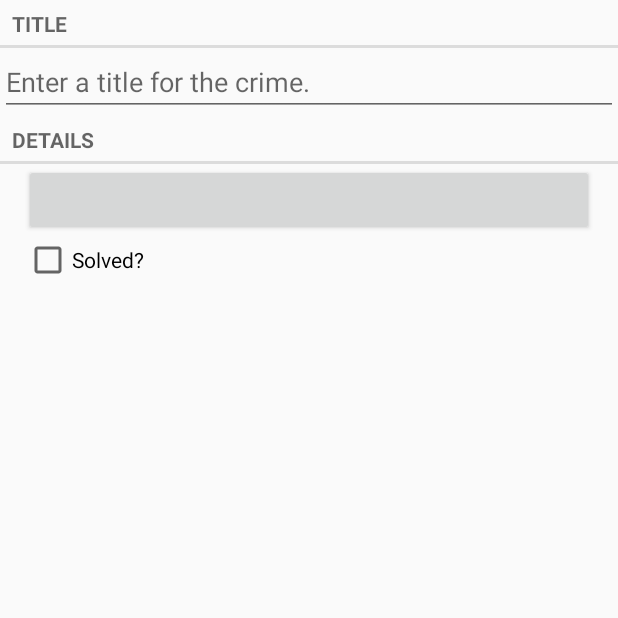
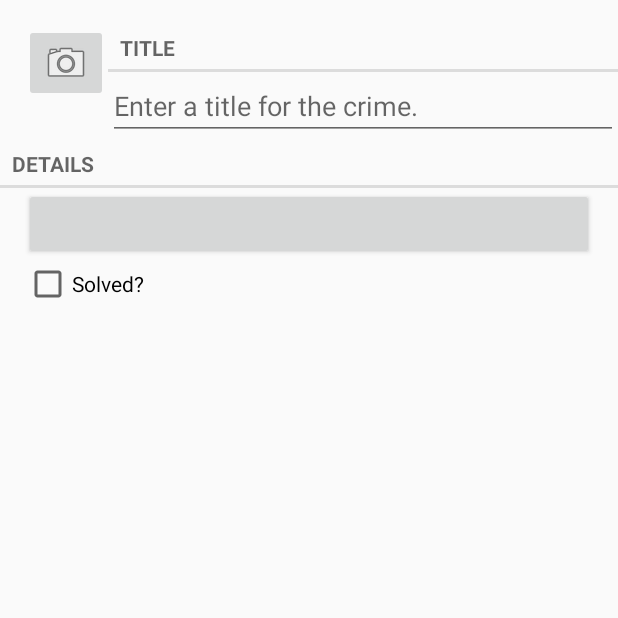
Before and after one commit to jekakim/android, an Android app: the fragment CrimeFragment placed in its activity, on a phone screen of 412 x 824 dp, the top half of it. Run offline under Robolectric (Android 15) with nearby library versions, the phone set to English and light mode, and no system bars; 4 statements that could not run were skipped.

Commit message:
Added camera feature

```diff
--- a/CriminalIntentv2/app/src/main/java/com/akim/android/criminalintent/CrimeFragment.java
+++ b/CriminalIntentv2/app/src/main/java/com/akim/android/criminalintent/CrimeFragment.java
@@ -3,6 +3,8 @@ package com.akim.android.criminalintent;
 import android.annotation.TargetApi;
 import android.app.Activity;
 import android.content.Intent;
+import android.content.pm.PackageManager;
+import android.hardware.Camera;
 import android.os.Build;
 import android.os.Bundle;
 import android.support.v4.app.Fragment;
@@ -18,6 +20,7 @@ import android.widget.Button;
 import android.widget.CheckBox;
 import android.widget.CompoundButton;
 import android.widget.EditText;
+import android.widget.ImageButton;
 
 import java.util.Date;
 import java.util.UUID;
@@ -36,6 +39,7 @@ public class CrimeFragment extends Fragment {
     private EditText mTitleField;
     private Button mDateButton;
     private CheckBox mSolvedCheckBox;
+    private ImageButton mPhotoButton;
 
     @Override
     public void onCreate(Bundle savedInstanceState) {
@@ -102,6 +106,25 @@ public class CrimeFragment extends Fragment {
             }
         });
 
+        mPhotoButton = (ImageButton)v.findViewById(R.id.crime_imageButton);
+        mPhotoButton.setOnClickListener(new View.OnClickListener() {
+            @Override
+            public void onClick(View v) {
+                Intent i = new Intent(getActivity(), CrimeCameraActivity.class);
+                startActivity(i);
+            }
+        });
+
+        // If camera is not available, disable camera functionality
+        PackageManager pm = getActivity().getPackageManager();
+        boolean hasACamera = pm.hasSystemFeature(PackageManager.FEATURE_CAMERA) ||
+                pm.hasSystemFeature(PackageManager.FEATURE_CAMERA_FRONT) ||
+                (Build.VERSION.SDK_INT >= Build.VERSION_CODES.GINGERBREAD &&
+                        Camera.getNumberOfCameras() > 0);
+        if (!hasACamera) {
+            mPhotoButton.setEnabled(false);
+        }
+
         return v;
     }
 
--- a/CriminalIntentv2/app/src/main/res/layout-land/fragment_crime.xml
+++ b/CriminalIntentv2/app/src/main/res/layout-land/fragment_crime.xml
@@ -4,6 +4,32 @@
               android:orientation="vertical"
               android:layout_width="match_parent"
               android:layout_height="match_parent">
+
+    <LinearLayout
+        android:layout_width="fill_parent"
+        android:layout_height="wrap_content"
+        android:orientation="horizontal"
+        android:layout_marginLeft="16dp"
+        android:layout_marginRight="16dp">
+
+        <LinearLayout
+            android:layout_width="wrap_content"
+            android:layout_height="wrap_content"
+            android:orientation="vertical"
+            android:layout_marginRight="4dp" >
+
+            <ImageButton android:id="@+id/crime_imageButton"
+                android:layout_width="match_parent"
+                android:layout_height="wrap_content"
+                android:src="@android:drawable/ic_menu_camera" />
+
+        </LinearLayout>
+
+        <LinearLayout
+            android:layout_width="wrap_content"
+            android:layout_height="wrap_content"
+            android:orientation="vertical"
+            android:layout_weight="1" >
 
             <TextView
                 android:layout_width="match_parent"
@@ -15,6 +41,10 @@
                 android:layout_width="match_parent"
                 android:layout_height="wrap_content"
                 android:hint="@string/crime_title_hint" />
+
+        </LinearLayout>
+
+    </LinearLayout>
 
     <TextView
         android:layout_width="match_parent"
--- a/CriminalIntentv2/app/src/main/res/layout/fragment_crime.xml
+++ b/CriminalIntentv2/app/src/main/res/layout/fragment_crime.xml
@@ -4,6 +4,31 @@
               android:orientation="vertical"
               android:layout_width="match_parent"
               android:layout_height="match_parent">
+
+    <LinearLayout
+        android:layout_width="fill_parent"
+        android:layout_height="wrap_content"
+        android:orientation="horizontal"
+        android:layout_marginLeft="16dp"
+        android:layout_marginTop="16dp" >
+
+        <LinearLayout
+            android:layout_width="wrap_content"
+            android:layout_height="wrap_content"
+            android:orientation="vertical" >
+
+            <ImageButton android:id="@+id/crime_imageButton"
+                android:layout_width="match_parent"
+                android:layout_height="wrap_content"
+                android:src="@android:drawable/ic_menu_camera" />
+
+        </LinearLayout>
+
+        <LinearLayout
+            android:layout_width="wrap_content"
+            android:layout_height="wrap_content"
+            android:orientation="vertical"
+            android:layout_weight="1" >
 
             <TextView
                 android:layout_width="match_parent"
@@ -15,6 +40,10 @@
                 android:layout_width="match_parent"
                 android:layout_height="wrap_content"
                 android:hint="@string/crime_title_hint" />
+
+        </LinearLayout>
+
+    </LinearLayout>
 
     <TextView
         android:layout_width="match_parent"
```
Also changed, not shown: CriminalIntentv2/app/src/main/java/com/akim/android/criminalintent/CrimeCameraActivity.java (+13 -0 lines), CriminalIntentv2/app/src/main/java/com/akim/android/criminalintent/CrimeCameraFragment.java (+87 -0 lines). Lines whose indentation alone changed are shown as unchanged.
